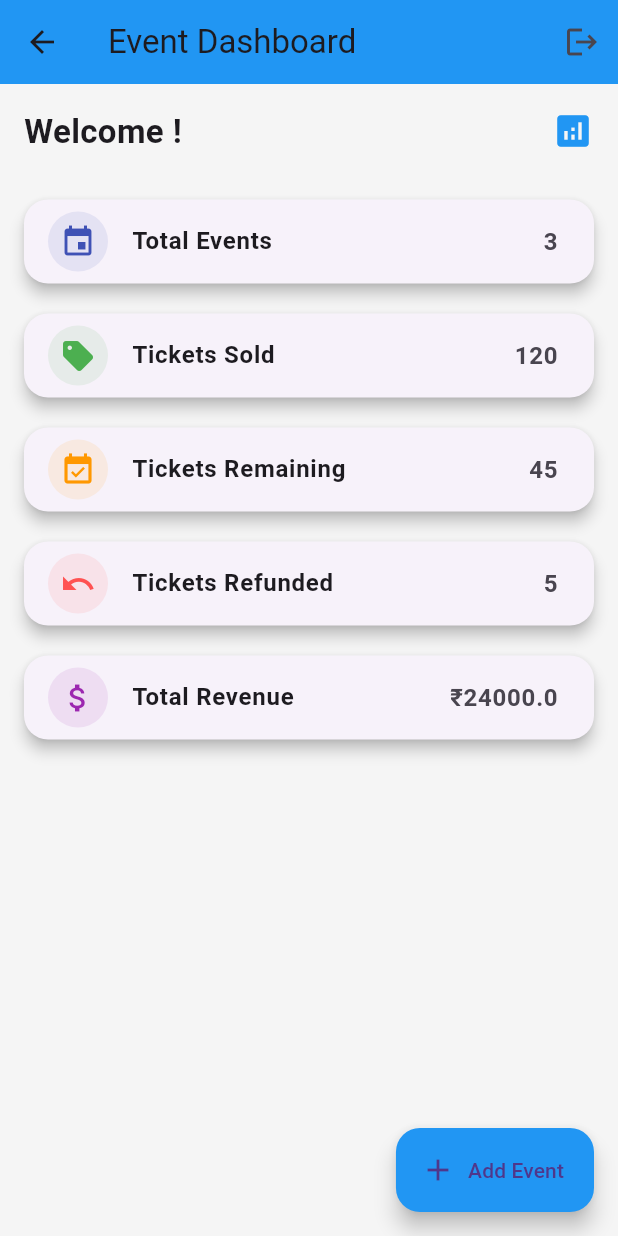
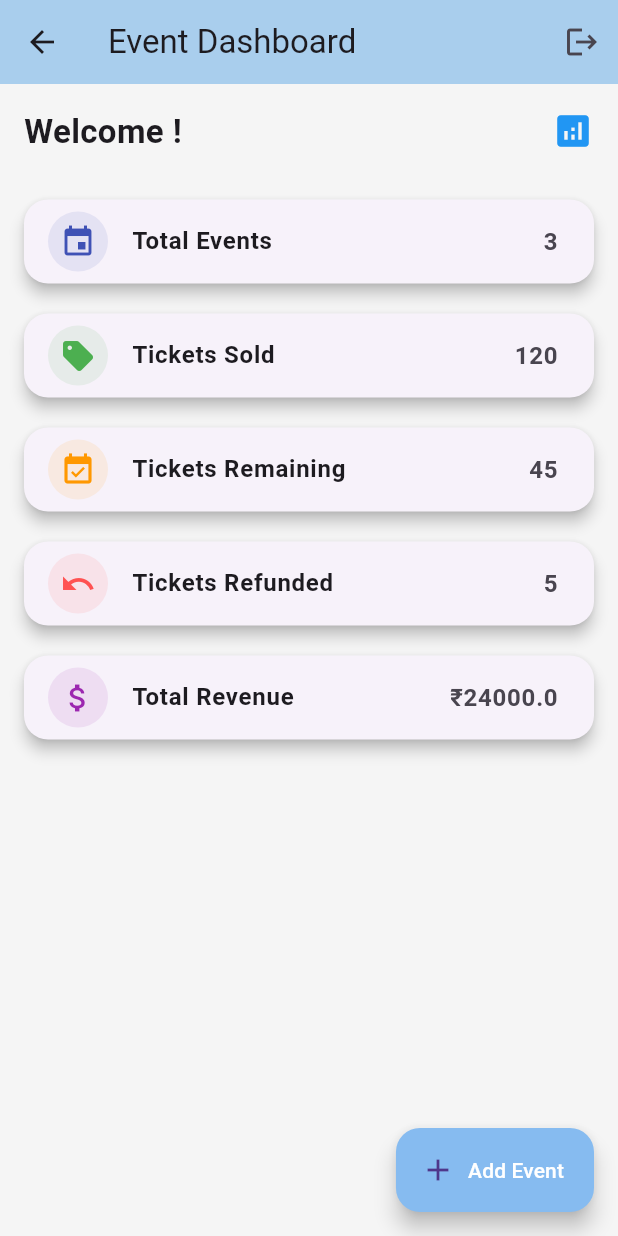
Before and after one commit to tsdebug/ticket_sales_app, a Flutter app: the DashboardScreen screen opened by its route, on a phone screen of 412 x 824 dp. Run offline on Flutter 3.47's test engine with Material 3 defaults, Android fonts, the phone set to English and light mode, and no system bars.

Commit message:
App screens

```diff
--- a/frontend/lib/screens/add_event_screen.dart
+++ b/frontend/lib/screens/add_event_screen.dart
@@ -52,6 +52,7 @@ class _AddEventScreenState extends State<AddEventScreen> {
                 validator: (value) => value!.isEmpty ? 'Enter event name' : null,
                 onChanged: (val) => setState(() => eventName = val),
               ),
+
               SizedBox(height: 10),
               TextFormField(
                 decoration: InputDecoration(labelText: 'Location'),
--- a/frontend/lib/screens/dashboard_screen.dart
+++ b/frontend/lib/screens/dashboard_screen.dart
@@ -56,7 +56,7 @@ class _DashboardScreenState extends State<DashboardScreen> {
       backgroundColor: Colors.grey[100],
       appBar: AppBar(
         title: Text('Event Dashboard'),
-        backgroundColor: Colors.blue,
+        backgroundColor: const Color.fromARGB(255, 169, 206, 237),
         actions: [
           IconButton(
             icon: Icon(Icons.logout),
@@ -90,9 +90,9 @@ class _DashboardScreenState extends State<DashboardScreen> {
       ),
       floatingActionButton: FloatingActionButton.extended(
         onPressed: () => _addEvent(context),
-        label: Text("Add Event"),
+        label: Text("Add Event", style: TextStyle(color: Colors.white),),
         icon: Icon(Icons.add),
-        backgroundColor: Colors.blue,
+        backgroundColor: const Color.fromARGB(255, 134, 187, 240),
       ),
     );
   }
--- a/frontend/lib/screens/event_details_screen.dart
+++ b/frontend/lib/screens/event_details_screen.dart
@@ -8,6 +8,7 @@ class EventDetailsScreen extends StatelessWidget {
 
     return Scaffold(
       appBar: AppBar(title: Text('Event Details')),
+      backgroundColor: Colors.lightBlue[50], // Change background color here
       body: ListView.builder(
         itemCount: events.length,
         itemBuilder: (context, index) {
--- a/frontend/lib/screens/login_screen.dart
+++ b/frontend/lib/screens/login_screen.dart
@@ -74,7 +74,7 @@ class _LoginScreenState extends State<LoginScreen> {
                           ),
                           padding: EdgeInsets.symmetric(vertical: 14),
                         ),
-                        child: Text('Login', style: TextStyle(fontSize: 16)),
+                        child: Text('Login', style: TextStyle(fontSize: 16, color: const Color.fromARGB(221, 255, 255, 255) )),
                       ),
                     ),
                   ],
--- a/frontend/pubspec.yaml
+++ b/frontend/pubspec.yaml
@@ -9,7 +9,7 @@ environment:
 dependencies:
   flutter:
     sdk: flutter
-  cupertino_icons: ^1.0.2
+  fluttertoast: ^8.0.9  # Or the latest version
 
 dev_dependencies:
   flutter_test:
```
Also changed, not shown: frontend/lib/main.dart (line endings or trailing spaces), frontend/pubspec.lock, 10 other files.
